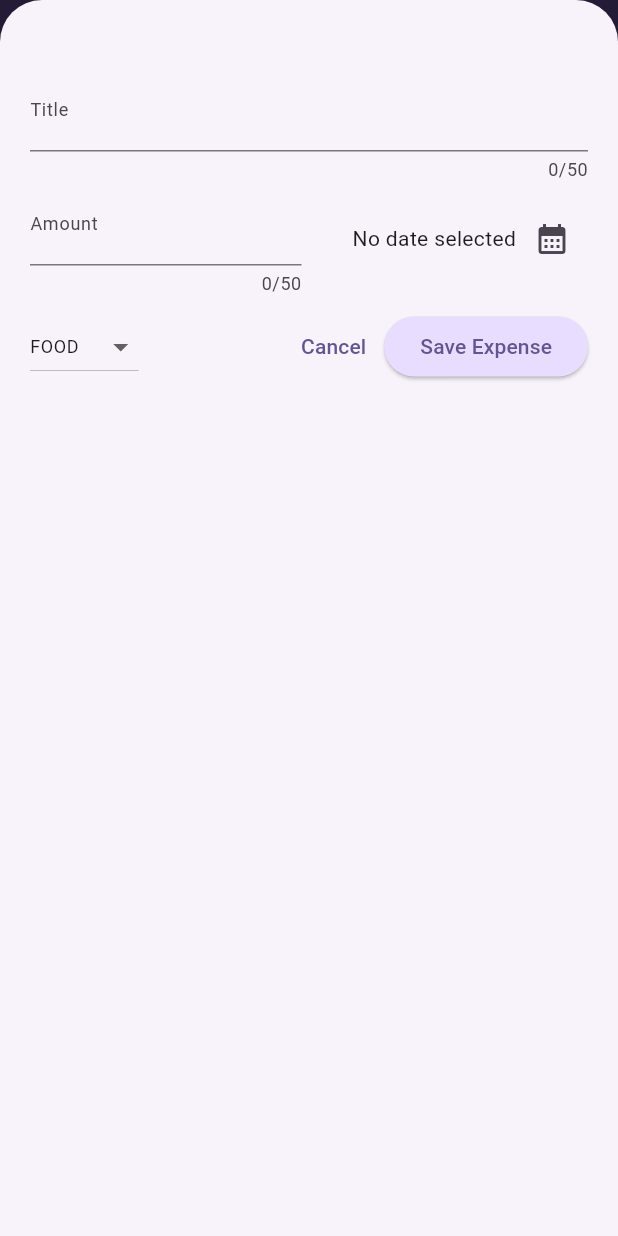
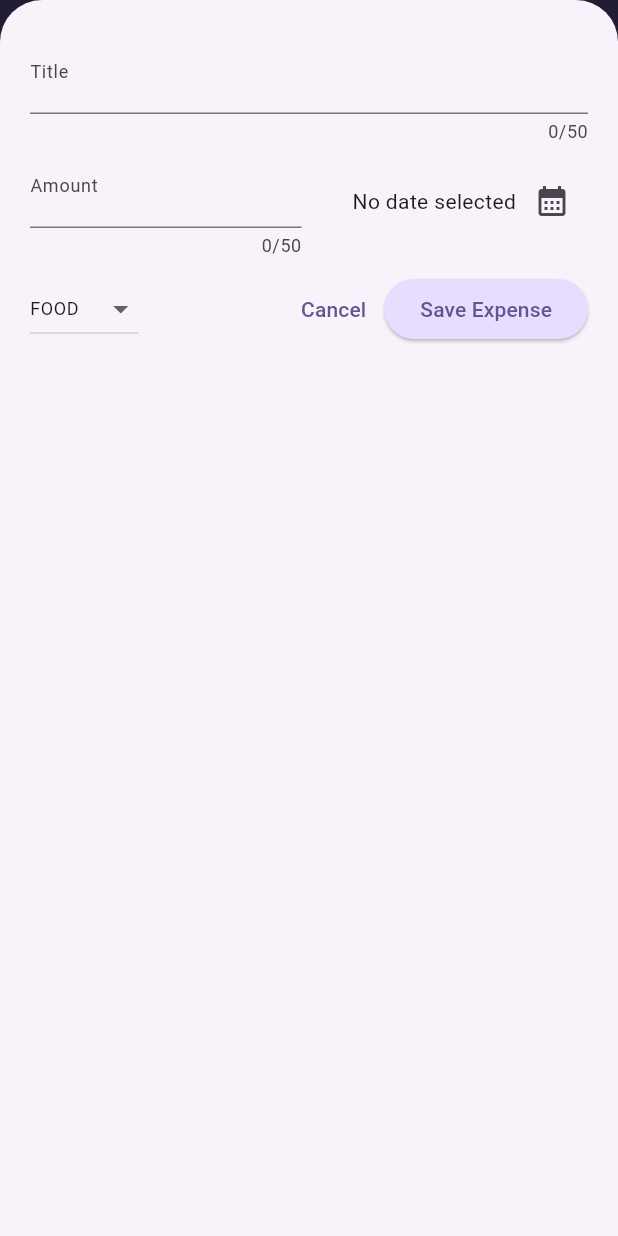
Before and after one commit to RobinJoby/expense-tracker, a Flutter app: the screen it shows after launch, after a tap on the "add" icon, on a phone screen of 412 x 824 dp. Run offline on Flutter 3.47's test engine with Material 3 defaults, Android fonts, the phone set to English and light mode, and no system bars.

```diff
--- a/lib/main.dart
+++ b/lib/main.dart
@@ -1,5 +1,6 @@
 import 'package:flutter/material.dart';
 import 'package:expense_tracker/widgets/expenses_screen.dart';
+import 'package:flutter/services.dart';
 
 var kColorScheme =
     ColorScheme.fromSeed(seedColor: const Color.fromARGB(255, 96, 59, 181));
@@ -10,6 +11,9 @@ var kdarkColorScheme = ColorScheme.fromSeed(
 );
 
 void main() {
+  // WidgetsFlutterBinding.ensureInitialized();
+  // SystemChrome.setPreferredOrientations([DeviceOrientation.portraitUp])
+  //     .then((fn) => runApp(const MyApp()));
   runApp(const MyApp());
 }
 
@@ -21,6 +25,10 @@ class MyApp extends StatelessWidget {
     return MaterialApp(
       darkTheme: ThemeData.dark().copyWith(
         colorScheme: kdarkColorScheme,
+        appBarTheme: const AppBarTheme().copyWith(
+          backgroundColor: kColorScheme.onPrimaryContainer,
+          foregroundColor: kColorScheme.primaryContainer,
+        ),
         cardTheme: const CardTheme().copyWith(
           color: kdarkColorScheme.secondaryContainer,
           margin: const EdgeInsets.symmetric(
--- a/lib/widgets/expenses_screen.dart
+++ b/lib/widgets/expenses_screen.dart
@@ -31,7 +31,7 @@ class _ExpensesScreen extends State<ExpensesScreen> {
 
   void _openAddExpenseOverlay() {
     showModalBottomSheet(
-      useSafeArea: false,
+      useSafeArea: true,
       isScrollControlled: true,
       context: context,
       builder: (ctx) => NewExpense(
@@ -72,6 +72,8 @@ class _ExpensesScreen extends State<ExpensesScreen> {
 
   @override
   Widget build(BuildContext context) {
+    final width = MediaQuery.of(context).size.width;
+    final height = MediaQuery.of(context).size.height;
     Widget activeScreen =
         const Center(child: Text('No expenses found. Start adding some!'));
     if (_registeredExpenses.isNotEmpty) {
@@ -94,9 +96,18 @@ class _ExpensesScreen extends State<ExpensesScreen> {
           )
         ],
       ),
-      body: Column(
+      body: width < 600
+          ? Column(
               children: [
                 Chart(expenses: _registeredExpenses),
+                Expanded(
+                  child: activeScreen,
+                )
+              ],
+            )
+          : Row(
+              children: [
+                Expanded(child: Chart(expenses: _registeredExpenses)),
                 Expanded(
                   child: activeScreen,
                 )
--- a/lib/widgets/new_expense.dart
+++ b/lib/widgets/new_expense.dart
@@ -86,8 +86,17 @@ class _NewExpense extends State<NewExpense> {
 
   @override
   Widget build(BuildContext context) {
-    return Padding(
-      padding: const EdgeInsets.fromLTRB(20, 45, 20, 20.0),
+    final keyboardSize = MediaQuery.of(context).viewInsets.bottom;
+    return LayoutBuilder(builder: (ctx, constrains) {
+      print(constrains.minWidth);
+      print(constrains.maxWidth);
+      print(constrains.maxHeight);
+      print(constrains.minHeight);
+      return SizedBox(
+        height: double.infinity,
+        child: SingleChildScrollView(
+          child: Padding(
+            padding: EdgeInsets.fromLTRB(20, 20, 20, keyboardSize + 20.0),
             child: Column(
               children: [
                 TextField(
@@ -193,6 +202,9 @@ class _NewExpense extends State<NewExpense> {
                 )
               ],
             ),
+          ),
+        ),
       );
+    });
   }
 }
```
Lines whose indentation alone changed are shown as unchanged.
